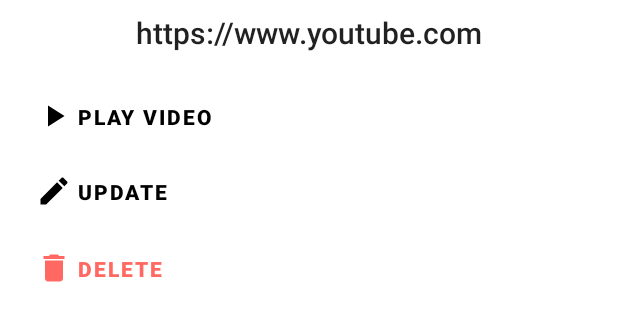
After one commit to MumoMutua/android_news_app, an Android app: the layout discover_options.xml on its own in the app's theme, with its tools: preview values and no code run, on a phone screen of 412 x 824 dp. The commit adds this screen. Shown: the top 321 px of the screen. Run offline under Robolectric (Android 15) with nearby library versions, the phone set to English and light mode, and no system bars.

Commit message:
Added Bottom Sheet dialog

```diff
--- /dev/null
+++ b/app/src/main/res/drawable/ic_baseline_delete.xml
@@ -0,0 +1,10 @@
+<vector xmlns:android="http://schemas.android.com/apk/res/android"
+    android:width="24dp"
+    android:height="24dp"
+    android:viewportWidth="24"
+    android:viewportHeight="24"
+    android:tint="?attr/colorControlNormal">
+  <path
+      android:fillColor="@android:color/white"
+      android:pathData="M6,19c0,1.1 0.9,2 2,2h8c1.1,0 2,-0.9 2,-2V7H6v12zM19,4h-3.5l-1,-1h-5l-1,1H5v2h14V4z"/>
+</vector>
--- /dev/null
+++ b/app/src/main/res/drawable/ic_baseline_edit.xml
@@ -0,0 +1,10 @@
+<vector xmlns:android="http://schemas.android.com/apk/res/android"
+    android:width="24dp"
+    android:height="24dp"
+    android:viewportWidth="24"
+    android:viewportHeight="24"
+    android:tint="?attr/colorControlNormal">
+  <path
+      android:fillColor="@android:color/white"
+      android:pathData="M3,17.25V21h3.75L17.81,9.94l-3.75,-3.75L3,17.25zM20.71,7.04c0.39,-0.39 0.39,-1.02 0,-1.41l-2.34,-2.34c-0.39,-0.39 -1.02,-0.39 -1.41,0l-1.83,1.83 3.75,3.75 1.83,-1.83z"/>
+</vector>
--- /dev/null
+++ b/app/src/main/res/drawable/ic_baseline_play.xml
@@ -0,0 +1,10 @@
+<vector xmlns:android="http://schemas.android.com/apk/res/android"
+    android:width="24dp"
+    android:height="24dp"
+    android:viewportWidth="24"
+    android:viewportHeight="24"
+    android:tint="?attr/colorControlNormal">
+  <path
+      android:fillColor="@android:color/white"
+      android:pathData="M8,5v14l11,-7z"/>
+</vector>
--- /dev/null
+++ b/app/src/main/res/layout/discover_options.xml
@@ -0,0 +1,85 @@
+<?xml version="1.0" encoding="utf-8"?>
+<androidx.constraintlayout.widget.ConstraintLayout xmlns:android="http://schemas.android.com/apk/res/android"
+    xmlns:app="http://schemas.android.com/apk/res-auto"
+    xmlns:tools="http://schemas.android.com/tools"
+    android:layout_width="match_parent"
+    android:layout_height="wrap_content">
+
+    <TextView
+        android:id="@+id/txt_video_title"
+        style="@style/TextAppearance.AppCompat.Title"
+        android:layout_width="wrap_content"
+        android:layout_height="wrap_content"
+        android:layout_marginTop="8dp"
+        android:text="https://www.youtube.com"
+        app:layout_constraintEnd_toEndOf="parent"
+        app:layout_constraintStart_toStartOf="parent"
+        app:layout_constraintTop_toTopOf="parent" />
+
+    <View
+        style="@style/Divider"
+        android:id="@+id/divider2"
+        android:layout_width="match_parent"
+        android:layout_height="1dp"
+        android:layout_marginTop="8dp"
+        app:layout_constraintTop_toBottomOf="@id/txt_video_title"
+        tools:layout_editor_absoluteX="1dp" />
+
+    <Button
+        android:id="@+id/btn_dialog_play"
+        style="@style/DialogButton"
+        android:layout_width="0dp"
+        android:layout_height="50dp"
+        android:layout_marginStart="16dp"
+        android:layout_marginTop="8dp"
+        android:layout_marginEnd="16dp"
+        android:gravity="start|center_vertical"
+        android:text="Play Video"
+        app:icon="@drawable/ic_baseline_play"
+        app:layout_constraintEnd_toEndOf="parent"
+        app:layout_constraintStart_toStartOf="parent"
+        app:layout_constraintTop_toBottomOf="@id/divider2" />
+
+    <Button
+        android:id="@+id/btn_dialog_update"
+        style="@style/DialogButton"
+        android:layout_width="0dp"
+        android:layout_height="50dp"
+        android:layout_marginStart="16dp"
+        android:layout_marginEnd="16dp"
+        android:gravity="start|center_vertical"
+        android:text="Update"
+        app:icon="@drawable/ic_baseline_edit"
+        app:layout_constraintEnd_toEndOf="parent"
+        app:layout_constraintStart_toStartOf="parent"
+        app:layout_constraintTop_toBottomOf="@+id/btn_dialog_play" />
+
+    <View
+        android:id="@+id/divider"
+        style="@style/Divider"
+        android:layout_width="match_parent"
+        android:layout_height="1dp"
+        android:layout_marginStart="16dp"
+        android:layout_marginEnd="16dp"
+        app:layout_constraintEnd_toEndOf="parent"
+        app:layout_constraintStart_toStartOf="parent"
+        app:layout_constraintTop_toBottomOf="@+id/btn_dialog_update" />
+
+    <Button
+        android:id="@+id/btn_dialog_delete"
+        style="@style/DeleteButton"
+        android:layout_width="0dp"
+        android:layout_height="50dp"
+        android:layout_marginStart="16dp"
+        android:layout_marginEnd="16dp"
+        android:layout_marginBottom="64dp"
+        android:gravity="start|center_vertical"
+        android:text="Delete"
+        app:icon="@drawable/ic_baseline_delete"
+        app:layout_constraintBottom_toBottomOf="parent"
+        app:layout_constraintEnd_toEndOf="parent"
+        app:layout_constraintHorizontal_bias="0.0"
+        app:layout_constraintStart_toStartOf="parent"
+        app:layout_constraintTop_toBottomOf="@+id/divider" />
+
+</androidx.constraintlayout.widget.ConstraintLayout>
--- a/app/src/main/res/values-night/themes.xml
+++ b/app/src/main/res/values-night/themes.xml
@@ -10,11 +10,20 @@
         <item name="colorSecondaryVariant">@color/black</item>
         <item name="colorOnSecondary">@color/white</item>
         <!-- Status bar color. -->
-        <item name="android:statusBarColor" tools:targetApi="l">?attr/colorPrimaryVariant</item>
+        <item name="android:statusBarColor" tools:targetApi="l">?attr/colorSecondary</item>
         <!-- Customize your theme here. -->
     </style>
     <style name="NoActionBar" parent="Theme.NewsApp">
         <item name="android:windowActionBar">false</item>
         <item name="android:windowNoTitle">true</item>
     </style>
+    <style name="DialogButton" parent="Widget.MaterialComponents.Button.TextButton">
+        <item name="android:textColor">@color/white</item>
+        <item name="android:textStyle">bold</item>
+        <item name="iconTint">@color/white</item>
+    </style>
+    <style name="DeleteButton" parent="DialogButton">
+    <item name="android:textColor">@color/red</item>
+    <item name="iconTint">@color/red</item>
+    </style>
 </resources>
--- a/app/src/main/res/values/colors.xml
+++ b/app/src/main/res/values/colors.xml
@@ -8,4 +8,7 @@
     <color name="black">#FF000000</color>
     <color name="white">#FFFFFFFF</color>
     <color name="blue">#5474F1</color>
+    <color name="red">#FF6962</color>
+    <color name="light_gray">#EDEDED</color>
+    <color name="dark_gray">#4F4F4F</color>
 </resources>
--- a/app/src/main/res/values/strings.xml
+++ b/app/src/main/res/values/strings.xml
@@ -7,4 +7,5 @@
     <string name="news_title">Top UX/UI Design Trends Rushing to Us</string>
     <!-- TODO: Remove or change this placeholder text -->
     <string name="hello_blank_fragment">Hello blank fragment</string>
+    <string name="discover">Discover</string>
 </resources>
--- a/app/src/main/res/values/themes.xml
+++ b/app/src/main/res/values/themes.xml
@@ -17,5 +17,18 @@
         <item name="android:windowActionBar">false</item>
         <item name="android:windowNoTitle">true</item>
     </style>
+    <style name="DialogButton" parent="Widget.MaterialComponents.Button.TextButton">
+        <item name="android:textColor">@color/black</item>
+        <item name="android:textStyle">bold</item>
+        <item name="iconTint">@color/black</item>
+    </style>
+    <style name="DeleteButton" parent="DialogButton">
+        <item name="android:textColor">@color/red</item>
+        <item name="iconTint">@color/red</item>
+    </style>
+    <style name="Divider">
+        <item name="background">@color/dark_gray</item>
+    </style>
+
 
 </resources>
```
Also changed, not shown: app/src/main/java/com/mumo/newsapp/adapters/DiscoverAdapter.java (+13 -1 lines), app/src/main/java/com/mumo/newsapp/ui/dashboard/DashboardFragment.java (+25 -2 lines), app/src/main/java/com/mumo/newsapp/ui/home/HomeFragment.java (+7 -4 lines), app/src/main/java/com/mumo/newsapp/utils/CustomDialog.java (added, +54 -0 lines), app/src/main/res/drawable/ic_baseline_explore.xml (added, +10 -0 lines), app/src/main/res/layout/fragment_dashboard.xml (+3 -8 lines), app/src/main/res/layout/item_discover.xml (+26 -5 lines), app/src/main/res/menu/bottom_nav_menu.xml (+3 -4 lines).
